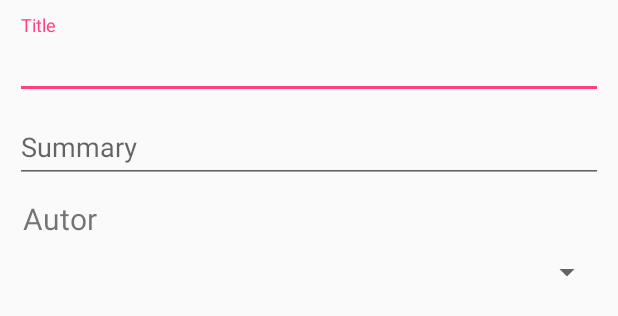
After one commit to newba/app-almoco-tecnico, an Android app: the layout add_book.xml on its own in the app's theme, with its tools: preview values and no code run, on a phone screen of 412 x 824 dp. The commit adds this screen. Shown: the top 316 px of the screen. Run offline under Robolectric (Android 15) with nearby library versions, the phone set to English and light mode, and no system bars.

Commit message:
app terminada

```diff
--- a/app/src/main/java/br/com/caelum/almocotecnico/retrofit/RetrofitInitializer.kt
+++ b/app/src/main/java/br/com/caelum/almocotecnico/retrofit/RetrofitInitializer.kt
@@ -2,6 +2,7 @@ package br.com.caelum.almocotecnico.retrofit
 
 import br.com.caelum.almocotecnico.model.Author
 import br.com.caelum.almocotecnico.retrofit.service.AuthorService
+import br.com.caelum.almocotecnico.retrofit.service.BookService
 import com.fasterxml.jackson.databind.DeserializationFeature
 import com.fasterxml.jackson.databind.ObjectMapper
 import com.fasterxml.jackson.module.kotlin.registerKotlinModule
@@ -32,6 +33,10 @@ class RetrofitInitializer {
         return retrofit.create(AuthorService::class.java)
     }
 
+    fun bookService(): BookService {
+        return retrofit.create(BookService::class.java)
+    }
+
     private fun configureOkHttpClient(): OkHttpClient? {
         val interceptor = configureLoggingInterceptor()
         var client = OkHttpClient.Builder()
--- a/app/src/main/java/br/com/caelum/almocotecnico/ui/adapter/BookListAdapter.kt
+++ b/app/src/main/java/br/com/caelum/almocotecnico/ui/adapter/BookListAdapter.kt
@@ -22,7 +22,7 @@ class BookListAdapter(
         val view = LayoutInflater.from(context).inflate(R.layout.book_item, viewGroup, false)
         val book = books.get(position)
         val bookContent = view.findViewById<TextView>(R.id.book_item_content)
-        bookContent.text = "${book.id} - ${book.title}"
+        bookContent.text = book.title
         return view
     }
 
--- /dev/null
+++ b/app/src/main/res/layout/add_book.xml
@@ -0,0 +1,51 @@
+<?xml version="1.0" encoding="utf-8"?>
+<LinearLayout xmlns:android="http://schemas.android.com/apk/res/android"
+    android:layout_width="match_parent"
+    android:layout_height="match_parent"
+    android:orientation="vertical">
+
+    <android.support.design.widget.TextInputLayout
+        android:layout_width="match_parent"
+        android:layout_height="wrap_content"
+        android:layout_marginLeft="10dp"
+        android:layout_marginRight="10dp"
+        android:layout_marginTop="10dp">
+
+        <EditText
+            android:id="@+id/add_book_title"
+            android:layout_width="match_parent"
+            android:layout_height="wrap_content"
+            android:hint="@string/title" />
+
+    </android.support.design.widget.TextInputLayout>
+
+    <android.support.design.widget.TextInputLayout
+        android:layout_width="match_parent"
+        android:layout_height="wrap_content"
+        android:layout_marginLeft="10dp"
+        android:layout_marginRight="10dp">
+
+        <EditText
+            android:id="@+id/add_book_summary"
+            android:layout_width="match_parent"
+            android:layout_height="wrap_content"
+            android:hint="@string/summary" />
+
+    </android.support.design.widget.TextInputLayout>
+
+    <TextView
+        android:layout_width="match_parent"
+        android:layout_height="wrap_content"
+        android:layout_marginLeft="15dp"
+        android:layout_marginRight="15dp"
+        android:layout_marginTop="10dp"
+        android:text="@string/author"
+        android:textSize="20dp" />
+
+    <Spinner
+        android:id="@+id/add_book_author_spinner"
+        android:layout_width="match_parent"
+        android:layout_height="wrap_content"
+        android:layout_margin="10dp" />
+
+</LinearLayout>
--- a/app/src/main/res/values/strings.xml
+++ b/app/src/main/res/values/strings.xml
@@ -4,4 +4,6 @@
     <string name="author_id">Id do autor</string>
     <string name="login">Login</string>
     <string name="name">Name</string>
+    <string name="title">Title</string>
+    <string name="summary">Summary</string>
 </resources>
```
Also changed, not shown: app/src/main/java/br/com/caelum/almocotecnico/dao/AuthorDAO.kt (added, +26 -0 lines), app/src/main/java/br/com/caelum/almocotecnico/model/Author.kt (+6 -1 lines), app/src/main/java/br/com/caelum/almocotecnico/model/Book.kt (+4 -4 lines), app/src/main/java/br/com/caelum/almocotecnico/retrofit/service/BookService.kt (added, +18 -0 lines), app/src/main/java/br/com/caelum/almocotecnico/ui/fragment/AuthorListFragment.kt (+9 -2 lines), app/src/main/java/br/com/caelum/almocotecnico/ui/fragment/BooksListFragment.kt (+81 -7 lines).
